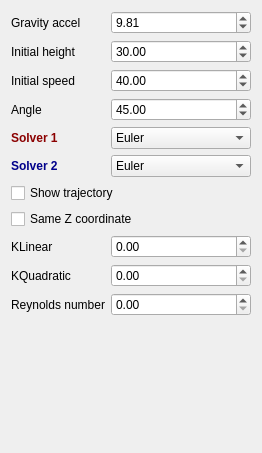
This is forms/widgetprojectiles.ui in Midnaaaaaa/physics-simulation as Qt 5 draws it before an edit. The edited form follows.
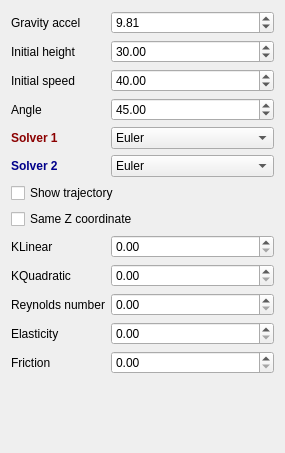
This is the edited form.

The edit to the form file:
```diff
--- a/forms/widgetprojectiles.ui
+++ b/forms/widgetprojectiles.ui
@@ -6,7 +6,7 @@
    <rect>
     <x>0</x>
     <y>0</y>
-    <width>262</width>
+    <width>285</width>
     <height>453</height>
    </rect>
   </property>
@@ -237,6 +237,26 @@
      </property>
     </widget>
    </item>
+   <item row="11" column="0">
+    <widget class="QLabel" name="label_10">
+     <property name="text">
+      <string>Elasticity</string>
+     </property>
+    </widget>
+   </item>
+   <item row="12" column="0">
+    <widget class="QLabel" name="label_11">
+     <property name="text">
+      <string>Friction</string>
+     </property>
+    </widget>
+   </item>
+   <item row="11" column="1">
+    <widget class="QDoubleSpinBox" name="elasticity"/>
+   </item>
+   <item row="12" column="1">
+    <widget class="QDoubleSpinBox" name="friction"/>
+   </item>
   </layout>
  </widget>
  <resources/>
```
